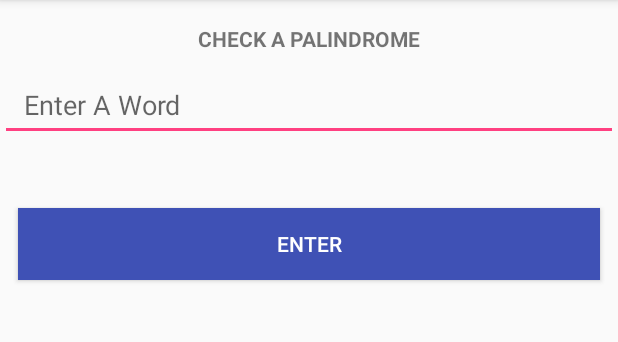
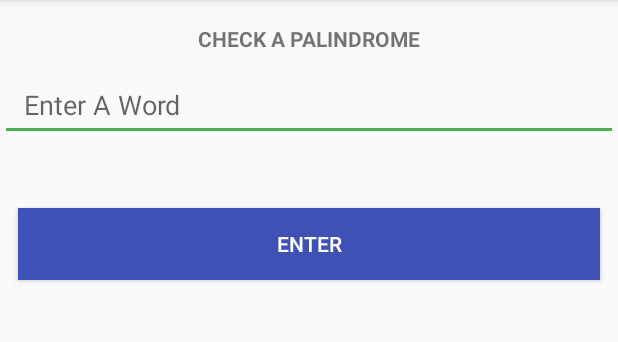
Before and after one commit to harrytrandesign/android_dev_is_palindrome, an Android app: the MainActivity screen opened directly, with no data from a screen before it, on a phone screen of 412 x 824 dp, the part 84-426 px from its top. Run offline under Robolectric (Android 15) with nearby library versions, the phone set to English and light mode, and no system bars.

Commit message:
Changed color values in colors.xml to blue/green color palette.

```diff
--- a/app/src/main/res/values/colors.xml
+++ b/app/src/main/res/values/colors.xml
@@ -2,5 +2,6 @@
 <resources>
     <color name="colorPrimary">#3F51B5</color>
     <color name="colorPrimaryDark">#303F9F</color>
-    <color name="colorAccent">#FF4081</color>
+    <color name="colorPrimaryLight">#C5CAE9</color>
+    <color name="colorAccent">#4CAF50</color>
 </resources>
```
